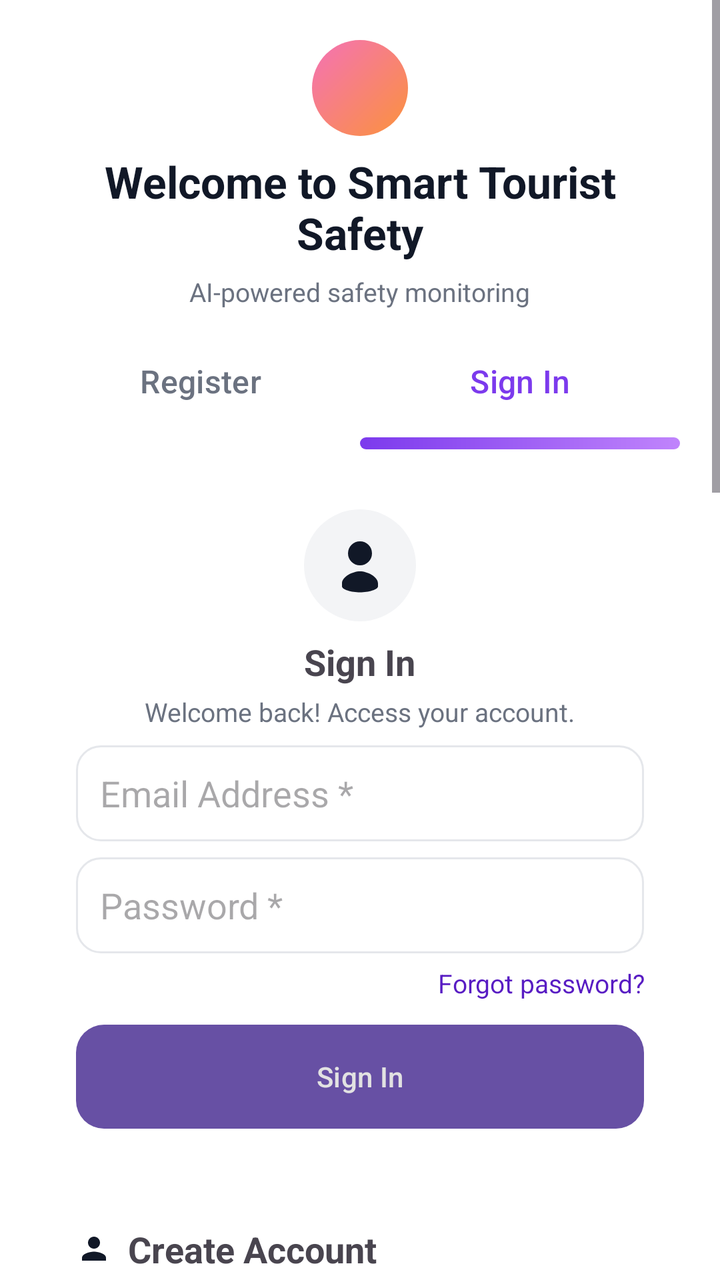
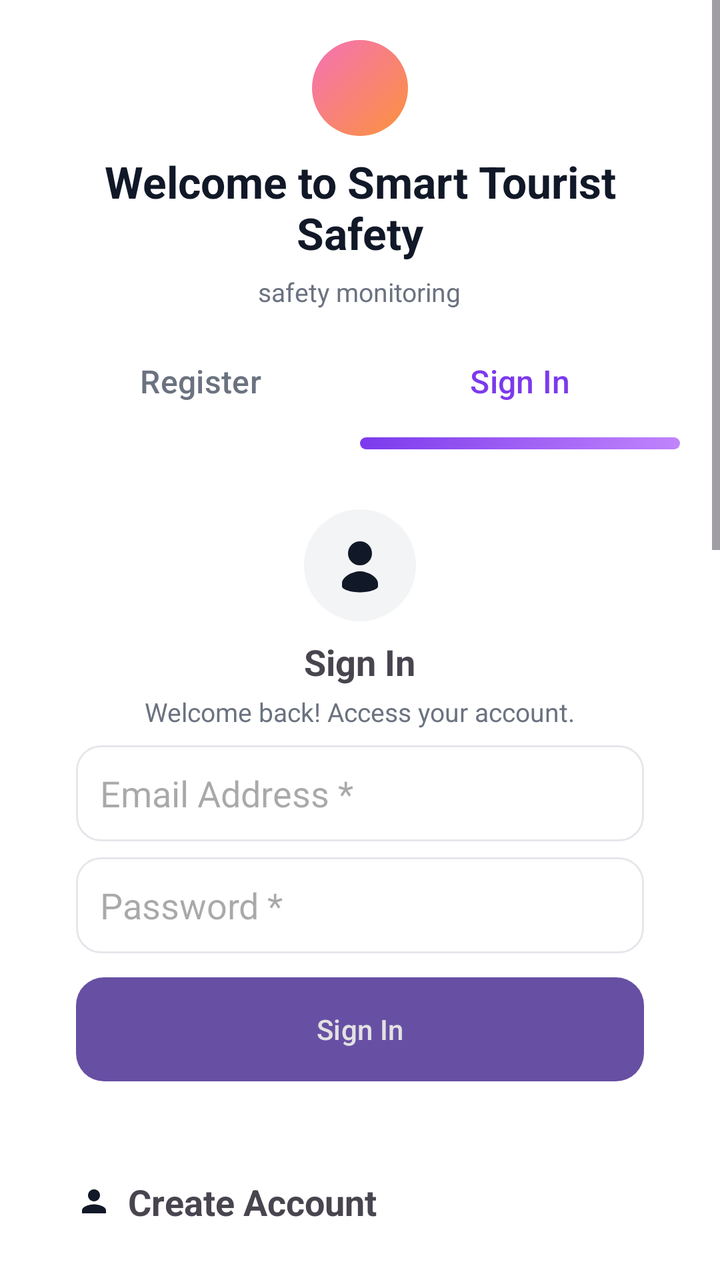

Two renders of the same Android screen: before a commit and after it. Below are the layout's source before the change and the commit's diff.
<!-- AndroidManifest.xml: application theme Theme.Tourist_main -->
<!-- res/layout/activity_login.xml -->
<?xml version="1.0" encoding="utf-8"?>
<ScrollView xmlns:android="http://schemas.android.com/apk/res/android"
    xmlns:app="http://schemas.android.com/apk/res-auto"
    xmlns:tools="http://schemas.android.com/tools"
    android:id="@+id/scrollRoot"
    android:layout_width="match_parent"
    android:layout_height="match_parent"
    android:fillViewport="true"
    android:background="#FFFFFF">

    <LinearLayout
        android:layout_width="match_parent"
        android:layout_height="wrap_content"
        android:orientation="vertical"
        android:padding="20dp"
        android:gravity="center_horizontal">

        
        <LinearLayout
            android:layout_width="match_parent"
            android:layout_height="wrap_content"
            android:orientation="vertical"
            android:gravity="center_horizontal"
            android:layout_marginBottom="12dp">

            <View
                android:id="@+id/logoCircle"
                android:layout_width="48dp"
                android:layout_height="48dp"
                android:layout_marginBottom="8dp"
                android:background="@drawable/bg_logo_circle" />

            <TextView
                android:id="@+id/title"
                android:layout_width="wrap_content"
                android:layout_height="wrap_content"
                android:text="Welcome to Smart Tourist\nSafety"
                android:textSize="22sp"
                android:textStyle="bold"
                android:gravity="center"
                android:textColor="#111827" />

            <TextView
                android:id="@+id/subtitle"
                android:layout_width="wrap_content"
                android:layout_height="wrap_content"
                android:text="AI-powered safety monitoring"
                android:textSize="13sp"
                android:textColor="#6B7280"
                android:layout_marginTop="6dp" />
        </LinearLayout>

        
        <LinearLayout
            android:id="@+id/tabs"
            android:layout_width="match_parent"
            android:layout_height="wrap_content"
            android:orientation="horizontal">

            <Button
                android:id="@+id/btnRegisterTab"
                style="?attr/borderlessButtonStyle"
                android:layout_width="0dp"
                android:layout_weight="1"
                android:layout_height="48dp"
                android:gravity="center"
                android:text="Register"
                android:textAllCaps="false"
                android:textSize="16sp"
                android:drawablePadding="8dp"
                android:drawableStart="@drawable/ic_register_16"
                android:textColor="#6B7280"
                android:background="@android:color/transparent" />

            <Button
                android:id="@+id/btnSignInTab"
                style="?attr/borderlessButtonStyle"
                android:layout_width="0dp"
                android:layout_weight="1"
                android:layout_height="48dp"
                android:gravity="center"
                android:text="Sign In"
                android:textAllCaps="false"
                android:textSize="16sp"
                android:drawableStart="@drawable/ic_signin_16"
                android:drawablePadding="8dp"
                android:textColor="#7C3AED"
                android:background="@android:color/transparent" />

        </LinearLayout>

        
        <LinearLayout
            android:layout_width="match_parent"
            android:layout_height="6dp"
            android:orientation="horizontal"
            android:layout_marginTop="4dp">

            <View
                android:id="@+id/underlineRegister"
                android:layout_width="0dp"
                android:layout_weight="1"
                android:layout_height="match_parent"
                android:background="@android:color/transparent" />

            <View
                android:id="@+id/underlineSignIn"
                android:layout_width="0dp"
                android:layout_weight="1"
                android:layout_height="match_parent"
                android:background="@drawable/grad_tab_active" />
        </LinearLayout>

        
        <LinearLayout
            android:id="@+id/signinCard"
            android:layout_width="match_parent"
            android:layout_height="wrap_content"
            android:orientation="vertical"
            android:background="@drawable/card_bg"
            android:padding="18dp"
            android:layout_marginTop="12dp"
            android:visibility="visible">

            <LinearLayout
                android:layout_width="match_parent"
                android:layout_height="wrap_content"
                android:orientation="vertical"
                android:gravity="center_horizontal"
                android:layout_marginBottom="8dp">

                <ImageView
                    android:layout_width="56dp"
                    android:layout_height="56dp"
                    android:src="@drawable/ic_avatar"
                    android:contentDescription="icon"
                    android:background="@drawable/avatar_bg"
                    android:padding="10dp"
                    app:tint="#111827" />

                <TextView
                    android:layout_width="wrap_content"
                    android:layout_height="wrap_content"
                    android:text="Sign In"
                    android:textSize="18sp"
                    android:textStyle="bold"
                    android:layout_marginTop="8dp"/>

                <TextView
                    android:layout_width="wrap_content"
                    android:layout_height="wrap_content"
                    android:text="Welcome back! Access your account."
                    android:textColor="#6B7280"
                    android:textSize="13sp"
                    android:layout_marginTop="4dp"/>
            </LinearLayout>

            <EditText
                android:id="@+id/signinEmail"
                android:layout_width="match_parent"
                android:layout_height="48dp"
                android:hint="Email Address *"
                android:inputType="textEmailAddress"
                android:padding="12dp"
                android:background="@drawable/input_bg"/>

            <FrameLayout
                android:layout_width="match_parent"
                android:layout_height="wrap_content"
                android:layout_marginTop="8dp">

                <EditText
                    android:id="@+id/signinPassword"
                    android:layout_width="match_parent"
                    android:layout_height="48dp"
                    android:hint="Password *"
                    android:inputType="textPassword"
                    android:padding="12dp"
                    android:background="@drawable/input_bg"/>


            </FrameLayout>

            <TextView
                android:layout_width="match_parent"
                android:layout_height="wrap_content"
                android:text="Forgot password?"
                android:textColor="#581CC3"
                android:gravity="end"
                android:layout_marginTop="6dp"
                android:textSize="13sp"/>

            <Button
                android:id="@+id/btnSignIn"
                android:layout_width="match_parent"
                android:layout_height="52dp"
                android:layout_marginTop="12dp"
                android:background="@drawable/btn_cta"
                android:drawableStart="@drawable/ic_signin_18"
                android:drawablePadding="8dp"
                android:text="Sign In"
                android:textColor="#E2E2E2" />

        </LinearLayout>

        
        <LinearLayout
            android:id="@+id/registerCard"
            android:layout_width="match_parent"
            android:layout_height="wrap_content"
            android:orientation="vertical"
            android:background="@drawable/card_bg"
            android:padding="18dp"
            android:layout_marginTop="12dp"
            android:visibility="visible">

            <LinearLayout
                android:layout_width="match_parent"
                android:layout_height="wrap_content"
                android:orientation="horizontal"
                android:gravity="center_vertical">

                <ImageView
                    android:layout_width="18dp"
                    android:layout_height="18dp"
                    android:src="@drawable/ic_register_18"
                    android:contentDescription="register icon"
                    android:tint="#111827"
                    android:layout_marginEnd="8dp"
                    tools:ignore="UseAppTint" />

                <TextView
                    android:layout_width="wrap_content"
                    android:layout_height="wrap_content"
                    android:text="Create Account"
                    android:textStyle="bold"
                    android:textSize="18sp"/>
            </LinearLayout>
            <LinearLayout
                android:layout_width="wrap_content"
                android:layout_height="wrap_content"
                android:layout_gravity="center"
                android:layout_marginTop="24dp"
                android:orientation="vertical"
                android:gravity="center">

                
                <ImageView
                    android:id="@+id/imgProfile"
                    android:layout_width="120dp"
                    android:layout_height="120dp"
                    android:scaleType="centerCrop"
                    android:src="@drawable/ic_person"
                    android:contentDescription="Profile Image" />

                
                <LinearLayout
                    android:layout_width="match_parent"
                    android:layout_height="wrap_content"
                    android:gravity="end"
                    android:layout_marginTop="-119dp"
                    android:layout_marginStart="-20dp"
                    android:paddingEnd="6dp">

                    <ImageView
                        android:id="@+id/btnEditProfile"
                        android:layout_width="36dp"
                        android:layout_height="36dp"
                        android:padding="6dp"
                        android:src="@drawable/ic_add"
                        android:contentDescription="Edit Profile" />
                </LinearLayout>

            </LinearLayout>
            
            <EditText
                android:id="@+id/r_fullName"
                android:layout_width="match_parent"
                android:layout_height="48dp"
                android:hint="Full Name *"
                android:inputType="textPersonName"
                android:background="@drawable/input_bg"
                android:padding="12dp"
                android:layout_marginTop="8dp"/>

            <EditText
                android:id="@+id/r_Gender"
                android:layout_width="match_parent"
                android:layout_height="48dp"
                android:hint="gender *"
                android:inputType="textPersonName"
                android:background="@drawable/input_bg"
                android:padding="12dp"
                android:layout_marginTop="8dp"/>

            <EditText
                android:id="@+id/r_mobile"
                android:layout_width="match_parent"
                android:layout_height="48dp"
                android:hint="Mobile Number *"
                android:inputType="phone"
                android:background="@drawable/input_bg"
                android:padding="12dp"
                android:layout_marginTop="8dp"/>

            <EditText
                android:id="@+id/r_email"
                android:layout_width="match_parent"
                android:layout_height="48dp"
                android:hint="Email Address *"
                android:inputType="textEmailAddress"
                android:background="@drawable/input_bg"
                android:padding="12dp"
                android:layout_marginTop="8dp"/>

            <FrameLayout
                android:layout_width="match_parent"
                android:layout_height="wrap_content"
                android:layout_marginTop="8dp">

                <EditText
                    android:id="@+id/r_password"
                    android:layout_width="match_parent"
                    android:layout_height="48dp"
                    android:hint="Password *"
                    android:inputType="textPassword"
                    android:background="@drawable/input_bg"
                    android:padding="12dp"/>


            </FrameLayout>

            <FrameLayout
                android:layout_width="match_parent"
                android:layout_height="wrap_content"
                android:layout_marginTop="8dp">

                <EditText
                    android:id="@+id/r_confirm"
                    android:layout_width="match_parent"
                    android:layout_height="48dp"
                    android:hint="Confirm Password *"
                    android:inputType="textPassword"
                    android:background="@drawable/input_bg"
                    android:padding="12dp"/>


            </FrameLayout>

            
            <TextView android:layout_width="match_parent" android:layout_height="wrap_content"
                android:text="Emergency Contact" android:textStyle="bold" android:layout_marginTop="12dp"/>

            <View android:layout_width="match_parent" android:layout_height="1dp" android:background="#EEE" android:layout_marginTop="6dp"/>

            <EditText
                android:id="@+id/r_emerName"
                android:layout_width="match_parent"
                android:layout_height="48dp"
                android:hint="Person Name *"
                android:inputType="textPersonName"
                android:background="@drawable/input_bg"
                android:padding="12dp"
                android:layout_marginTop="8dp"/>

            <EditText
                android:id="@+id/r_emerNo"
                android:layout_width="match_parent"
                android:layout_height="48dp"
                android:hint="Contact Number *"
                android:inputType="phone"
                android:background="@drawable/input_bg"
                android:padding="12dp"
                android:layout_marginTop="8dp"/>

            
            <TextView android:layout_width="match_parent" android:layout_height="wrap_content"
                android:text="Personal Details" android:textStyle="bold" android:layout_marginTop="12dp"/>

            <View android:layout_width="match_parent" android:layout_height="1dp" android:background="#EEE" android:layout_marginTop="6dp"/>

            <EditText
                android:id="@+id/r_dob"
                android:layout_width="match_parent"
                android:layout_height="48dp"
                android:hint="Date of Birth"
                android:inputType="date"
                android:background="@drawable/input_bg"
                android:padding="12dp"
                android:layout_marginTop="8dp"/>

            <EditText
                android:id="@+id/r_nationality"
                android:layout_width="match_parent"
                android:layout_height="48dp"
                android:hint="Nationality *"
                android:inputType="text"
                android:background="@drawable/input_bg"
                android:padding="12dp"
                android:layout_marginTop="8dp"/>

            <EditText
                android:id="@+id/r_address"
                android:layout_width="match_parent"
                android:layout_height="wrap_content"
                android:hint="Address *"
                android:minHeight="80dp"
                android:gravity="top"
                android:inputType="textMultiLine"
                android:background="@drawable/input_bg"
                android:padding="12dp"
                android:layout_marginTop="8dp"/>

            <LinearLayout
                android:layout_width="match_parent"
                android:layout_height="wrap_content"
                android:orientation="horizontal"
                android:layout_marginTop="8dp"
                android:gravity="center_vertical">

                <CheckBox
                    android:id="@+id/r_agree"
                    android:layout_width="wrap_content"
                    android:layout_height="wrap_content"/>

                <TextView
                    android:layout_width="wrap_content"
                    android:layout_height="wrap_content"
                    android:text="I agree to Terms &amp; Privacy"
                    android:layout_marginStart="8dp"/>
            </LinearLayout>

            <Button
                android:id="@+id/btnRegister"
                android:layout_width="match_parent"
                android:layout_height="52dp"
                android:layout_marginTop="12dp"
                android:background="@drawable/btn_cta"
                android:text="Register"
                android:textColor="#FFFFFF"
                android:drawablePadding="8dp"
                android:drawableStart="@drawable/ic_register_18"/>
        </LinearLayout>

        </LinearLayout>




    </ScrollView>
<!-- resources referenced by this layout -->
<resources>
  <!-- drawable avatar_bg (drawable) -->
  <?xml version="1.0" encoding="utf-8"?>
  <shape xmlns:android="http://schemas.android.com/apk/res/android"
      android:shape="oval">
      <solid android:color="#F3F4F6" />
  </shape>
  <!-- drawable bg_logo_circle (drawable) -->
  <?xml version="1.0" encoding="utf-8"?>
  <shape xmlns:android="http://schemas.android.com/apk/res/android"
      android:shape="oval">
      <gradient
          android:startColor="#FB923C"
          android:endColor="#F472B6"
          android:angle="135" />
  </shape>
  <!-- drawable btn_cta (drawable) -->
  <?xml version="1.0" encoding="utf-8"?>
  <selector xmlns:android="http://schemas.android.com/apk/res/android">
      <item>
          <shape android:shape="rectangle">
              <solid android:color="#000000"/>
              <corners android:radius="14dp"/>
          </shape>
      </item>
  </selector>
  <!-- drawable card_bg (drawable) -->
  <?xml version="1.0" encoding="utf-8"?>
  <shape xmlns:android="http://schemas.android.com/apk/res/android">
      <solid android:color="#FFFFFF"/>
      <corners android:radius="14dp"/>
      <padding android:left="8dp" android:top="8dp" android:right="8dp" android:bottom="8dp" />
  </shape>
  <!-- drawable grad_tab_active (drawable) -->
  <?xml version="1.0" encoding="utf-8"?>
  <shape xmlns:android="http://schemas.android.com/apk/res/android">
      <gradient
          android:startColor="#7C3AED"
          android:endColor="#C084FC"
          android:angle="0"/>
      <corners android:radius="99dp"/>
  </shape>
  <!-- drawable ic_add (drawable) -->
  <vector xmlns:android="http://schemas.android.com/apk/res/android" android:height="24dp" android:tint="#000000" android:viewportHeight="24" android:viewportWidth="24" android:width="24dp">
        
      <path android:fillColor="@android:color/white" android:pathData="M19,13h-6v6h-2v-6H5v-2h6V5h2v6h6v2z"/>
      
  </vector>
  <!-- drawable ic_avatar (drawable) -->
  <?xml version="1.0" encoding="utf-8"?>
  <vector xmlns:android="http://schemas.android.com/apk/res/android"
      android:width="24dp"
      android:height="24dp"
      android:viewportWidth="24"
      android:viewportHeight="24">
      <path android:fillColor="#111827" android:pathData="M12,12a4,4 0 1,0 0,-8a4,4 0 0,0 0,8z M6,18v1c0,1.1 3.13,2 6,2s6,-0.9 6,-2v-1c0,-2.21 -3.58,-4 -6,-4s-6,1.79 -6,4z"/>
  </vector>
  <!-- drawable ic_signin_16 (drawable) -->
  <?xml version="1.0" encoding="utf-8"?>
  <vector xmlns:android="http://schemas.android.com/apk/res/android"
      android:width="16dp"
      android:height="16dp"
      android:viewportWidth="24"
      android:viewportHeight="24">
      
      <path
          android:fillColor="#000000"
          android:pathData="M15 12 H3 M10 7 L15 12 L10 17"/>
  </vector>
  <!-- drawable ic_signin_18 (drawable) -->
  <?xml version="1.0" encoding="utf-8"?>
  <vector xmlns:android="http://schemas.android.com/apk/res/android"
      android:width="18dp"
      android:height="18dp"
      android:viewportWidth="24"
      android:viewportHeight="24">
      <path
          android:fillColor="#FFFFFF"
          android:pathData="M13 7l5 5m0 0l-5 5M18 12H6"/>
  </vector>
  <!-- drawable input_bg (drawable) -->
  <?xml version="1.0" encoding="utf-8"?>
  <shape xmlns:android="http://schemas.android.com/apk/res/android">
      <solid android:color="#FFFFFF"/>
      <stroke android:width="1dp" android:color="#E5E7EB"/>
      <corners android:radius="12dp"/>
  </shape>
  <style name="Theme.Tourist_main" parent="Base.Theme.Tourist_main" />
  <style name="Base.Theme.Tourist_main" parent="Theme.Material3.DayNight.NoActionBar">
          
          
      </style>
  <!-- unchanged entries left out for length: 3 -->
</resources>

<!-- the commit's change to res/layout/activity_login.xml (unified diff, before → after) -->
@@ -6,7 +6,8 @@
     android:layout_width="match_parent"
     android:layout_height="match_parent"
     android:fillViewport="true"
-    android:background="#FFFFFF">
+    android:background="#FFFFFF"
+    android:fitsSystemWindows="true">
 
     <LinearLayout
         android:layout_width="match_parent"
@@ -44,7 +45,7 @@
                 android:id="@+id/subtitle"
                 android:layout_width="wrap_content"
                 android:layout_height="wrap_content"
-                android:text="AI-powered safety monitoring"
+                android:text="safety monitoring"
                 android:textSize="13sp"
                 android:textColor="#6B7280"
                 android:layout_marginTop="6dp" />
@@ -181,14 +182,7 @@
 
             </FrameLayout>
 
-            <TextView
-                android:layout_width="match_parent"
-                android:layout_height="wrap_content"
-                android:text="Forgot password?"
-                android:textColor="#581CC3"
-                android:gravity="end"
-                android:layout_marginTop="6dp"
-                android:textSize="13sp"/>
+          
 
             <Button
                 android:id="@+id/btnSignIn"
@@ -254,22 +248,7 @@
                     android:contentDescription="Profile Image" />
 
                 
-                <LinearLayout
-                    android:layout_width="match_parent"
-                    android:layout_height="wrap_content"
-                    android:gravity="end"
-                    android:layout_marginTop="-119dp"
-                    android:layout_marginStart="-20dp"
-                    android:paddingEnd="6dp">
-
-                    <ImageView
-                        android:id="@+id/btnEditProfile"
-                        android:layout_width="36dp"
-                        android:layout_height="36dp"
-                        android:padding="6dp"
-                        android:src="@drawable/ic_add"
-                        android:contentDescription="Edit Profile" />
-                </LinearLayout>
+
 
             </LinearLayout>
             
@@ -348,30 +327,7 @@
             </FrameLayout>
 
             
-            <TextView android:layout_width="match_parent" android:layout_height="wrap_content"
-                android:text="Emergency Contact" android:textStyle="bold" android:layout_marginTop="12dp"/>
-
-            <View android:layout_width="match_parent" android:layout_height="1dp" android:background="#EEE" android:layout_marginTop="6dp"/>
-
-            <EditText
-                android:id="@+id/r_emerName"
-                android:layout_width="match_parent"
-                android:layout_height="48dp"
-                android:hint="Person Name *"
-                android:inputType="textPersonName"
-                android:background="@drawable/input_bg"
-                android:padding="12dp"
-                android:layout_marginTop="8dp"/>
-
-            <EditText
-                android:id="@+id/r_emerNo"
-                android:layout_width="match_parent"
-                android:layout_height="48dp"
-                android:hint="Contact Number *"
-                android:inputType="phone"
-                android:background="@drawable/input_bg"
-                android:padding="12dp"
-                android:layout_marginTop="8dp"/>
+
 
             
             <TextView android:layout_width="match_parent" android:layout_height="wrap_content"
@@ -383,7 +339,7 @@
                 android:id="@+id/r_dob"
                 android:layout_width="match_parent"
                 android:layout_height="48dp"
-                android:hint="Date of Birth"
+                android:hint="Date of Birth(dd/mm/yyyy)"
                 android:inputType="date"
                 android:background="@drawable/input_bg"
                 android:padding="12dp"
<!-- resource entries referenced after the edit -->
@@ -41,12 +41,6 @@
           android:angle="0"/>
       <corners android:radius="99dp"/>
   </shape>
-  <!-- drawable ic_add (drawable) -->
-  <vector xmlns:android="http://schemas.android.com/apk/res/android" android:height="24dp" android:tint="#000000" android:viewportHeight="24" android:viewportWidth="24" android:width="24dp">
-        
-      <path android:fillColor="@android:color/white" android:pathData="M19,13h-6v6h-2v-6H5v-2h6V5h2v6h6v2z"/>
-      
-  </vector>
   <!-- drawable ic_avatar (drawable) -->
   <?xml version="1.0" encoding="utf-8"?>
   <vector xmlns:android="http://schemas.android.com/apk/res/android"
